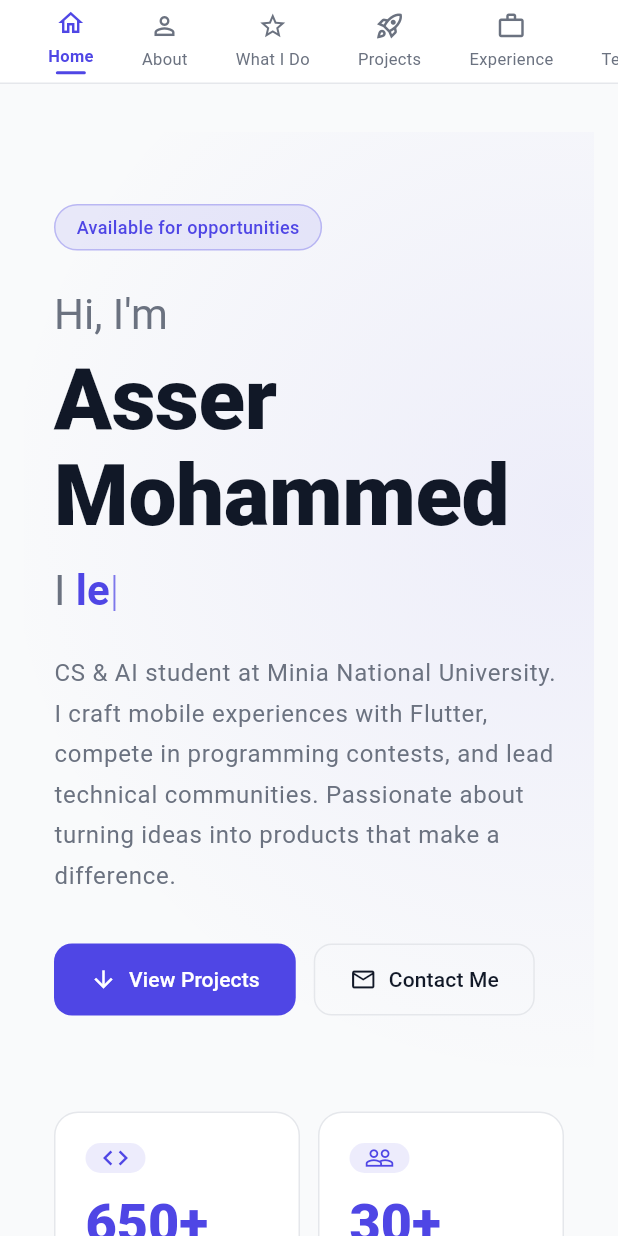
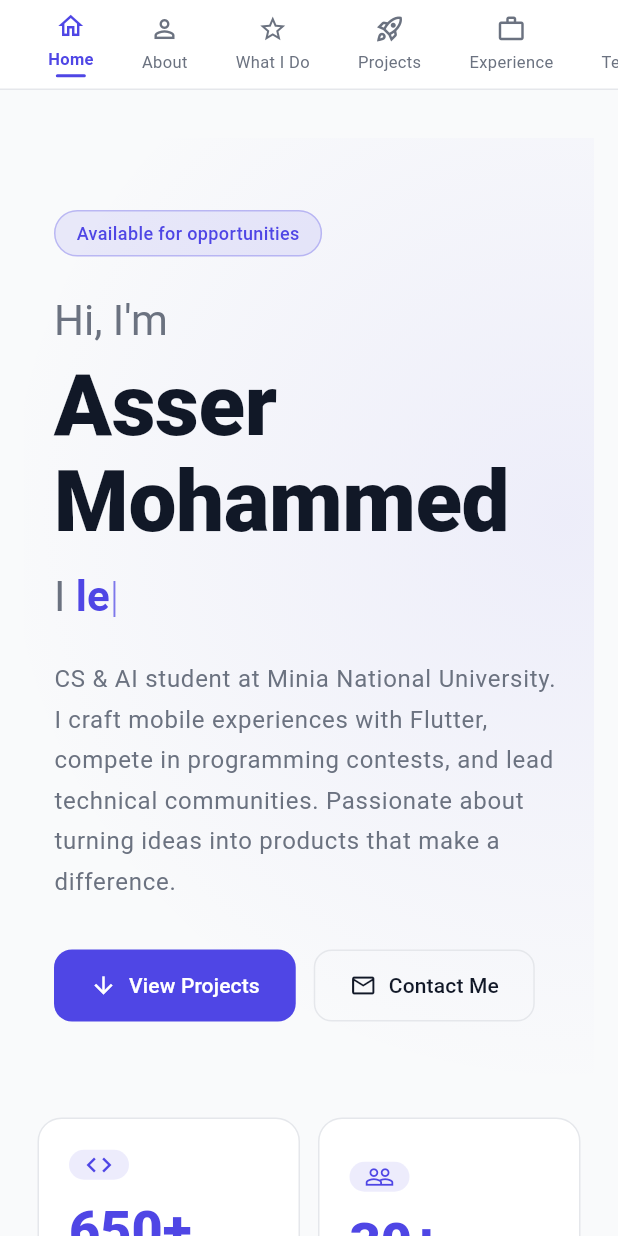
Before and after one commit to asaerxd6767/portfolio, a Flutter app: the screen it shows after launch, on a phone screen of 412 x 824 dp. Run offline on Flutter 3.47's test engine with Material 3 defaults, Android fonts, the phone set to English and light mode, and no system bars.

Commit message:
feat: update layout and styling for mobile navigation and contact sections

```diff
--- a/lib/core/layout/portfolio_layout.dart
+++ b/lib/core/layout/portfolio_layout.dart
@@ -138,8 +138,9 @@ class _PortfolioLayoutState extends State<PortfolioLayout> {
   Widget _buildMobileNav() {
     final isDark = Theme.of(context).brightness == Brightness.dark;
 
-    return Container(
-      height: 56,
+    return SafeArea(
+      child: Container(
+        height: 60,
         decoration: BoxDecoration(
           color: isDark ? const Color(0xFF111827) : Colors.white,
           border: Border(
@@ -203,6 +204,7 @@ class _PortfolioLayoutState extends State<PortfolioLayout> {
             );
           },
         ),
+      ),
     );
   }
 
--- a/lib/profile/widgets/sections/stats_section.dart
+++ b/lib/profile/widgets/sections/stats_section.dart
@@ -14,7 +14,7 @@ class StatsSection extends StatelessWidget {
     return FadeInOnScroll(
       child: Padding(
         padding: EdgeInsets.symmetric(
-          horizontal: isMobile ? 20 : 32,
+          horizontal: isMobile ? 9 : 32,
           vertical: 16,
         ),
         child: isMobile ? _buildMobileGrid(context) : _buildDesktopRow(context),
@@ -64,7 +64,6 @@ class StatsSection extends StatelessWidget {
       crossAxisCount: 2,
       mainAxisSpacing: 12,
       crossAxisSpacing: 12,
-      childAspectRatio: 1.4,
       shrinkWrap: true,
       physics: const NeverScrollableScrollPhysics(),
       children: const [
```
Also changed, not shown: lib/profile/widgets/sections/contact_section.dart (+8 -1 lines), 1 other file. Lines whose indentation alone changed are shown as unchanged.
